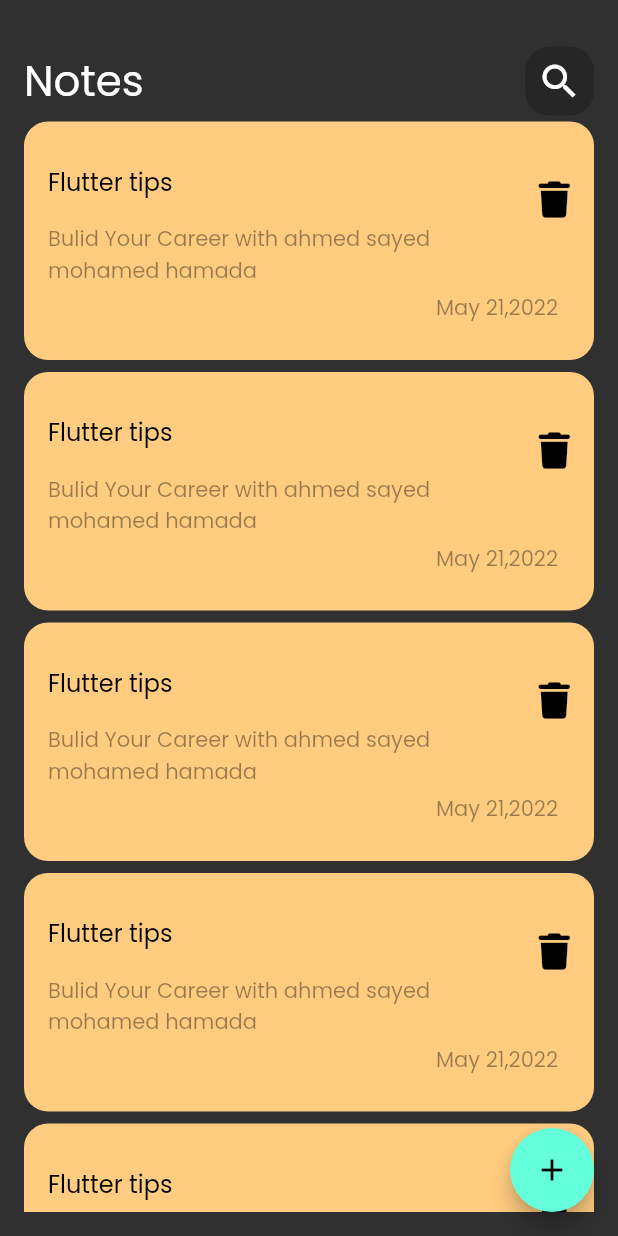
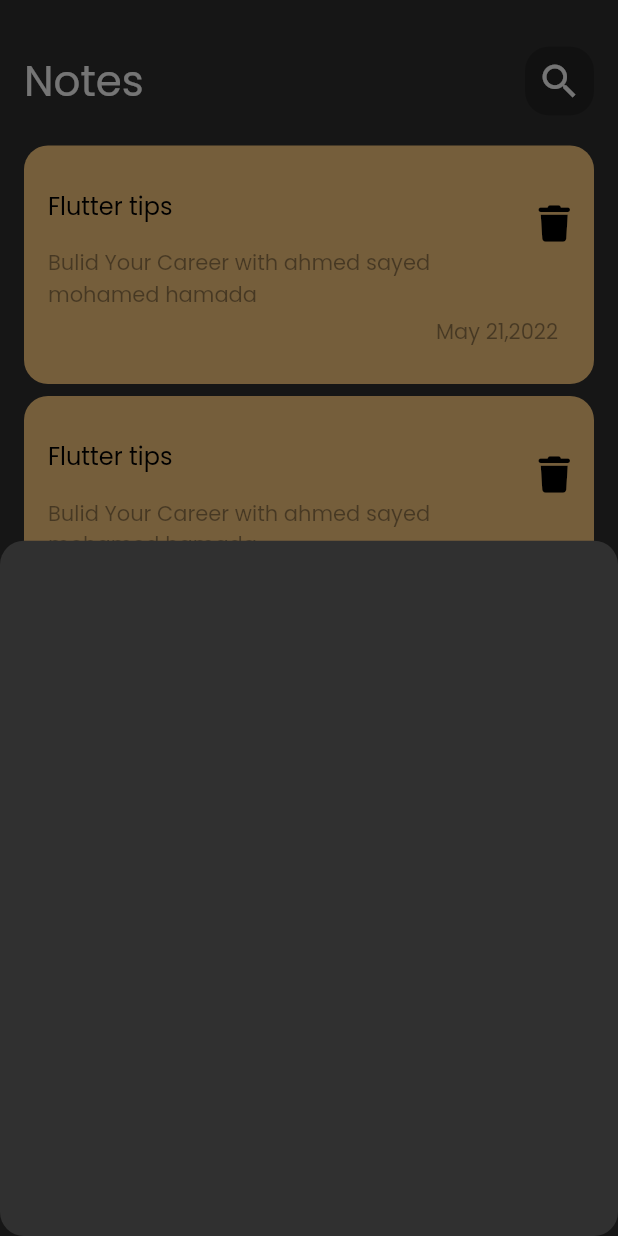
Before and after one commit to AhmedHamada83/notes_app, a Flutter app: the screen it shows after launch, after a tap on the "add" icon, on a phone screen of 412 x 824 dp. Run offline on Flutter 3.47's test engine with Material 2 defaults, Android fonts, the phone set to English and light mode, and no system bars; our stand-ins replace font_awesome_flutter.

Commit message:
add border radiues

```diff
--- a/lib/views/notes_view.dart
+++ b/lib/views/notes_view.dart
@@ -6,8 +6,31 @@ class NotesView extends StatelessWidget {
 
   @override
   Widget build(BuildContext context) {
-    return  Scaffold(
-      floatingActionButton: FloatingActionButton(onPressed: (){},child: Icon(Icons.add),),
-      body: const NotesAppBody(),);
+    return Scaffold(
+      floatingActionButton: FloatingActionButton(
+        onPressed: () {
+          showModalBottomSheet(
+            shape: RoundedRectangleBorder(
+              borderRadius: BorderRadius.circular(16)
+            ),
+                context: context,
+                builder: (context){
+                return const AddNoteBottom();
+              });
+
+        },
+        child: const Icon(Icons.add),
+      ),
+      body: const NotesAppBody(),
+    );
   }
 }
+
+class AddNoteBottom extends StatelessWidget {
+  const AddNoteBottom({super.key});
+
+  @override
+  Widget build(BuildContext context) {
+    return Container();
+  }
+}
--- a/lib/views/widgets/NotesListView.dart
+++ b/lib/views/widgets/NotesListView.dart
@@ -7,11 +7,16 @@ class ItemBuilder extends StatelessWidget {
 
   @override
   Widget build(BuildContext context) {
-    return ListView.builder(itemBuilder: ((context, index) {
-      return const Padding(
-        padding: EdgeInsets.symmetric(vertical: 4),
-        child:  ItemView(),
-      );
-    }));
+    return Padding(
+      padding: const EdgeInsets.only(top: 16),
+      child: ListView.builder(
+        padding: EdgeInsets.zero,
+        itemBuilder: ((context, index) {
+        return const Padding(
+          padding: EdgeInsets.symmetric(vertical: 4),
+          child:  ItemView(),
+        );
+      })),
+    );
   }
 }
```
